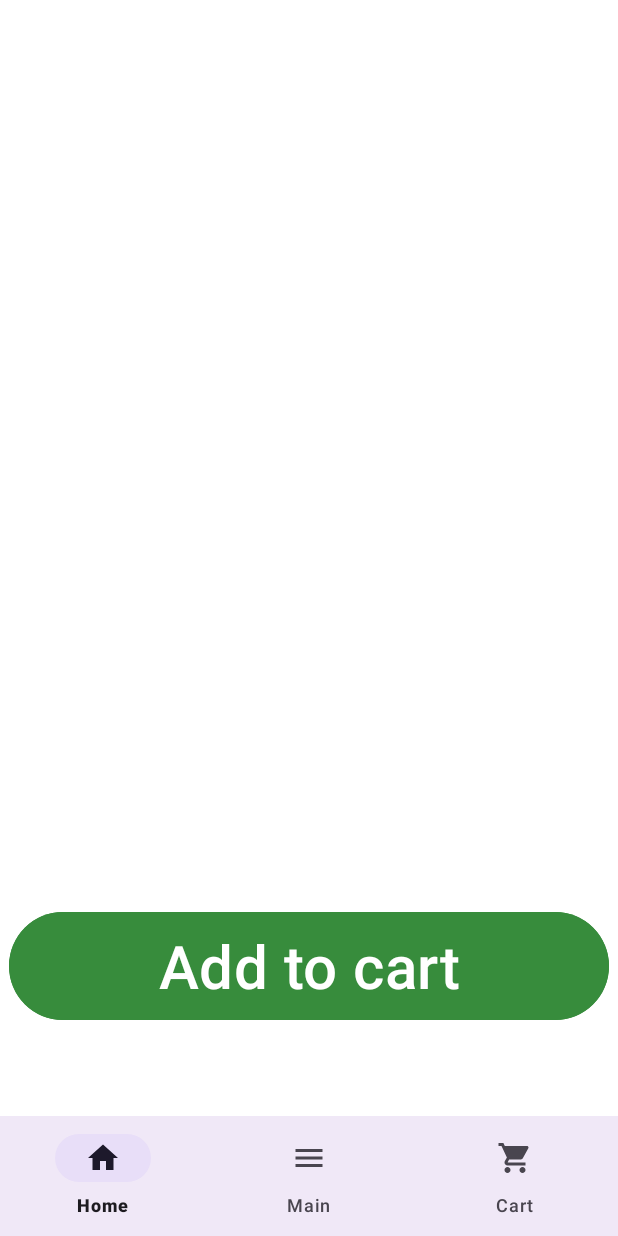
After one commit to IMaksym/eShop, an Android app: the ItemDetailsFragment screen opened through its navigation route, on a phone screen of 412 x 824 dp. The commit adds this screen. Run offline under Robolectric (Android 15) with nearby library versions, the phone set to English and light mode, and no system bars; our stand-ins replace Firebase (no records; nobody signed in at launch, a user with empty details on screens opened directly), navigation-ui; pictures from the network do not load.

Commit message:
1.4 open item and fix

```diff
--- a/app/build.gradle.kts
+++ b/app/build.gradle.kts
@@ -40,8 +40,8 @@ android {
 }
 
 dependencies {
-    implementation("com.github.bumptech.glide:glide:4.12.0")
-    annotationProcessor ("com.github.bumptech.glide:compiler:4.12.0")
+    implementation(libs.glide)
+    annotationProcessor (libs.glide.compiler)
 
     implementation(libs.androidx.core.ktx)
     implementation(libs.androidx.appcompat)
--- a/app/src/main/AndroidManifest.xml
+++ b/app/src/main/AndroidManifest.xml
@@ -12,16 +12,18 @@
         android:supportsRtl="true"
         android:theme="@style/Theme.EShop"
         tools:targetApi="31">
-
+        <activity
+            android:name=".activity_item"
+            android:exported="false" />
         <activity
             android:name=".Login_activity"
             android:exported="true">
             <intent-filter>
                 <action android:name="android.intent.action.MAIN" />
+
                 <category android:name="android.intent.category.LAUNCHER" />
             </intent-filter>
         </activity>
-
         <activity
             android:name=".MainActivity"
             android:exported="true" />
--- /dev/null
+++ b/app/src/main/java/com/example/eshop/ItemDetailsFragment.kt
@@ -0,0 +1,41 @@
+package com.example.eshop
+
+import android.os.Bundle
+import android.view.LayoutInflater
+import android.view.View
+import android.view.ViewGroup
+import android.widget.ImageView
+import android.widget.TextView
+import androidx.fragment.app.Fragment
+import com.bumptech.glide.Glide
+
+class ItemDetailsFragment : Fragment() {
+
+    override fun onCreateView(
+        inflater: LayoutInflater, container: ViewGroup?,
+        savedInstanceState: Bundle?
+    ): View? {
+        return inflater.inflate(R.layout.fragment_item_details, container, false)
+    }
+
+    override fun onViewCreated(view: View, savedInstanceState: Bundle?) {
+        super.onViewCreated(view, savedInstanceState)
+
+        val imageView: ImageView = view.findViewById(R.id.item_activity_image)
+        val titleView: TextView = view.findViewById(R.id.item_activity_tittle)
+        val priceView: TextView = view.findViewById(R.id.item_activity_price)
+
+        arguments?.let {
+            val itemImage = it.getString("item_image")
+            val itemTitle = it.getString("item_title")
+            val itemPrice = it.getString("item_price")
+
+            Glide.with(requireContext())
+                .load(itemImage)
+                .into(imageView)
+
+            titleView.text = itemTitle
+            priceView.text = itemPrice
+        }
+    }
+}
--- a/app/src/main/java/com/example/eshop/ItemsAdapter.kt
+++ b/app/src/main/java/com/example/eshop/ItemsAdapter.kt
@@ -12,7 +12,11 @@ import androidx.recyclerview.widget.RecyclerView
 import com.bumptech.glide.Glide
 
 
-class ItemsAdapter(private var items: List<Item>, private var context: Context) : RecyclerView.Adapter<ItemsAdapter.MyViewHolder>() {
+class ItemsAdapter(
+    private var items: List<Item>,
+    private var context: Context,
+    private val onItemClicked: (Item) ->Unit
+    ) : RecyclerView.Adapter<ItemsAdapter.MyViewHolder>() {
 
 
 
@@ -48,6 +52,9 @@ class ItemsAdapter(private var items: List<Item>, private var context: Context)
 
                 .into(holder.image)
         }
+        holder.itemView.setOnClickListener{
+            onItemClicked(item)
+        }
     }
 
 }
--- a/app/src/main/res/layout/fragment_catalog.xml
+++ b/app/src/main/res/layout/fragment_catalog.xml
@@ -4,10 +4,16 @@
     android:layout_width="match_parent"
     android:layout_height="match_parent"
     tools:context=".Catalog">
+<androidx.constraintlayout.widget.ConstraintLayout
+    android:layout_width="match_parent"
+    android:layout_height="match_parent">
 
     <TextView
         android:layout_width="match_parent"
         android:layout_height="match_parent"
         android:text="ddd" />
 
+
+
+</androidx.constraintlayout.widget.ConstraintLayout>
 </FrameLayout>
--- /dev/null
+++ b/app/src/main/res/layout/fragment_item_details.xml
@@ -0,0 +1,42 @@
+<LinearLayout
+    xmlns:android="http://schemas.android.com/apk/res/android"
+    xmlns:tools="http://schemas.android.com/tools"
+    android:layout_width="match_parent"
+    android:layout_height="match_parent"
+    android:orientation="vertical">
+
+    <ImageView
+        android:id="@+id/item_activity_image"
+        android:layout_width="match_parent"
+        android:layout_height="420dp"
+        android:scaleType="centerInside" />
+
+    <TextView
+        android:id="@+id/item_activity_tittle"
+        android:layout_width="match_parent"
+        android:layout_height="wrap_content"
+        android:gravity="center"
+        android:paddingHorizontal="20dp"
+        android:textSize="40sp"
+        android:layout_marginTop="25dp" />
+
+    <TextView
+        android:id="@+id/item_activity_price"
+        android:layout_width="match_parent"
+        android:layout_height="wrap_content"
+        android:gravity="center"
+        android:paddingHorizontal="20dp"
+        android:textSize="40sp"
+        android:layout_marginTop="25dp" />
+
+    <Button
+        android:id="@+id/item_activity_button"
+        android:layout_width="400dp"
+        android:layout_height="80dp"
+        android:layout_gravity="center"
+        android:text="@string/add_to_cart"
+        android:textSize="40sp"
+        android:backgroundTint="@color/green"
+        android:layout_marginTop="25dp"
+        tools:ignore="VisualLintButtonSize" />
+</LinearLayout>
--- a/app/src/main/res/navigation/navigation_fragment.xml
+++ b/app/src/main/res/navigation/navigation_fragment.xml
@@ -23,5 +23,11 @@
         android:label="fragment_cart"
         tools:layout="@layout/fragment_cart"/>
 
+    <fragment
+        android:id="@+id/navigation_item_details"
+        android:name="com.example.eshop.ItemDetailsFragment"
+        android:label="Item Details"
+        tools:layout="@layout/fragment_item_details" />
+
 
 </navigation>
--- a/app/src/main/res/values/strings.xml
+++ b/app/src/main/res/values/strings.xml
@@ -23,4 +23,5 @@
     <string name="email">Email</string>
     <string name="password">Password</string>
     <string name="login">LOGIN</string>
+    <string name="add_to_cart">Add to cart</string>
 </resources>
--- a/gradle/libs.versions.toml
+++ b/gradle/libs.versions.toml
@@ -1,5 +1,7 @@
 [versions]
 agp = "8.6.0"
+compiler = "4.15.1"
+glide = "4.15.1"
 kotlin = "1.9.0"
 coreKtx = "1.13.1"
 junit = "4.13.2"
@@ -20,6 +22,8 @@ firebaseDatabaseKtx = "21.0.0"
 
 [libraries]
 androidx-core-ktx = { group = "androidx.core", name = "core-ktx", version.ref = "coreKtx" }
+glide = { module = "com.github.bumptech.glide:glide", version.ref = "glide" }
+glide-compiler = { module = "com.github.bumptech.glide:compiler", version.ref = "compiler" }
 junit = { group = "junit", name = "junit", version.ref = "junit" }
 androidx-junit = { group = "androidx.test.ext", name = "junit", version.ref = "junitVersion" }
 androidx-espresso-core = { group = "androidx.test.espresso", name = "espresso-core", version.ref = "espressoCore" }
```
Also changed, not shown: app/src/main/java/com/example/eshop/HomeFragment.kt (+15 -1 lines), app/src/main/java/com/example/eshop/MainActivity.kt (+26 -8 lines).
